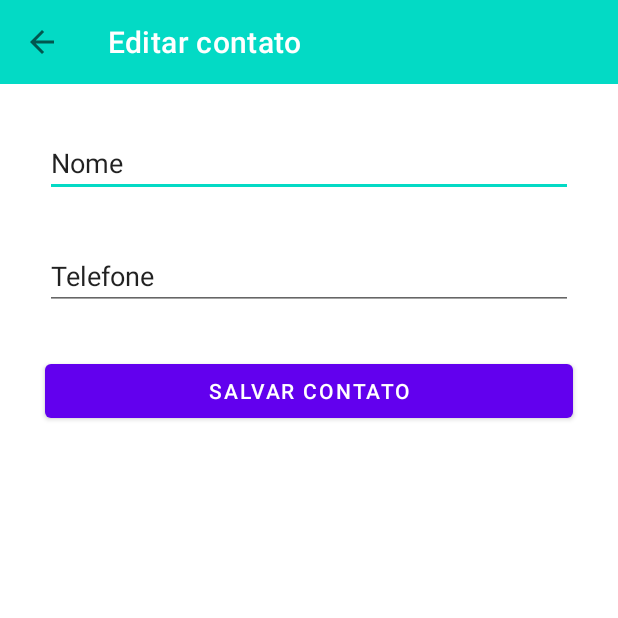
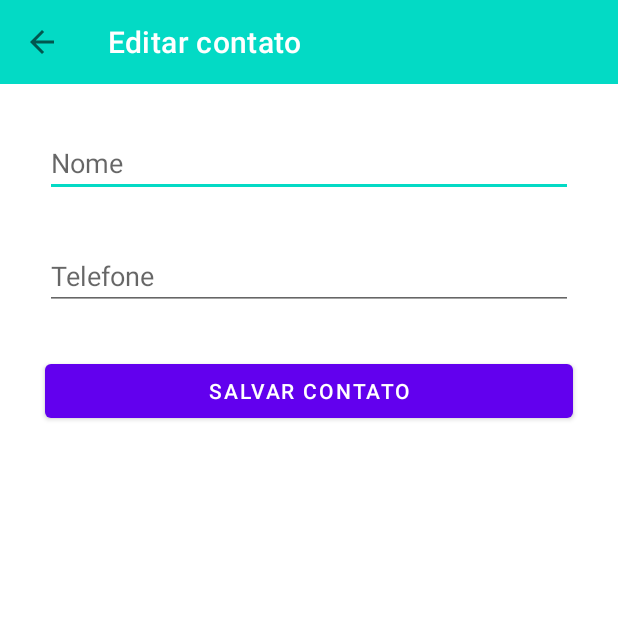
Before and after one commit to mludovico/android_sqlite_integration_native_kotlin, an Android app: the screen it shows after launch (ContactActivity), after a tap on an icon or button, on a phone screen of 412 x 824 dp, the top half of it. Run offline under Robolectric (Android 15) with nearby library versions, the phone set to English and light mode, and no system bars.

Commit message:
Created all CRUD features

```diff
--- a/app/src/main/java/br/com/mludovico/android_sqlite_integration_native_kotlin/feature/contact/ContactActivity.kt
+++ b/app/src/main/java/br/com/mludovico/android_sqlite_integration_native_kotlin/feature/contact/ContactActivity.kt
@@ -3,6 +3,7 @@ package br.com.mludovico.android_sqlite_integration_native_kotlin.feature.contac
 import android.os.Bundle
 import android.view.View
 import br.com.mludovico.android_sqlite_integration_native_kotlin.R
+import br.com.mludovico.android_sqlite_integration_native_kotlin.application.ContactApplication
 import br.com.mludovico.android_sqlite_integration_native_kotlin.bases.BaseActivity
 import br.com.mludovico.android_sqlite_integration_native_kotlin.feature.contactlist.model.ContactsVO
 import br.com.mludovico.android_sqlite_integration_native_kotlin.singleton.ContactSingleton
@@ -10,7 +11,7 @@ import kotlinx.android.synthetic.main.activity_contato.*
 
 class ContactActivity: BaseActivity() {
 
-    var index: Int = -1
+    var contactId: Int = -1
 
     override fun onCreate(savedInstanceState: Bundle?) {
         super.onCreate(savedInstanceState)
@@ -22,34 +23,36 @@ class ContactActivity: BaseActivity() {
     }
 
     private fun setupContato() {
-        index = intent.getIntExtra("index", -1)
-        if (index < 0){
+        contactId = intent.getIntExtra("index", -1)
+        if (contactId < 0){
             deleteButton.visibility = View.GONE
             return
         }
-        nameEdit.setText(ContactSingleton.lista[index].name)
-        phoneEdit.setText(ContactSingleton.lista[index].phone)
+        var list = ContactApplication.instance.helperDB?.searchContacts("$contactId", true) ?: return
+        var contact = list.firstOrNull() ?: return
+        nameEdit.setText(contact.name)
+        phoneEdit.setText(contact.phone)
     }
 
     private fun onSaveHandler() {
         val name: String = nameEdit.text.toString()
         val phone: String = phoneEdit.text.toString()
         val contact = ContactsVO(
-            0,
+            contactId,
             name,
             phone
         )
-        if (index == -1) {
-            ContactSingleton.lista.add(contact)
+        if (contactId == -1) {
+            ContactApplication.instance.helperDB?.createContact(contact)
         } else {
-            ContactSingleton.lista.set(index, contact)
+            ContactApplication.instance.helperDB?.updateContact(contact)
         }
         finish()
     }
 
     private fun onDeleteHandler() {
-        if (index >= 0) {
-            ContactSingleton.lista.removeAt(index)
+        if (contactId >= 0) {
+            ContactApplication.instance.helperDB?.removeContact(contactId)
             finish()
         }
     }
--- a/app/src/main/java/br/com/mludovico/android_sqlite_integration_native_kotlin/feature/contactlist/MainActivity.kt
+++ b/app/src/main/java/br/com/mludovico/android_sqlite_integration_native_kotlin/feature/contactlist/MainActivity.kt
@@ -22,24 +22,21 @@ class MainActivity : BaseActivity() {
     override fun onCreate(savedInstanceState: Bundle?) {
         super.onCreate(savedInstanceState)
         setContentView(R.layout.activity_main)
-        generateContactList()
         setupToolBar(toolBar, getString(R.string.home_title), false)
         setupRecyclerView()
-        setuOnClickListeners()
+        setupOnClickListeners()
     }
 
     override fun onResume() {
         super.onResume()
-        adapter?.notifyDataSetChanged()
+        onSearchHandler()
     }
 
     private fun setupRecyclerView() {
         recyclerView.layoutManager = LinearLayoutManager(this)
-        adapter = ContactAdapter(this, ContactSingleton.lista) {onClickRecyclerViewItem(it)}
-        recyclerView.adapter = adapter
     }
 
-    private fun setuOnClickListeners() {
+    private fun setupOnClickListeners() {
         addButton.setOnClickListener { onAddHandler() }
         searchEdit.setOnEditorActionListener { _, _, _ -> onSearchHandler() }
         searchButton.setOnClickListener { onSearchHandler() }
@@ -58,22 +55,17 @@ class MainActivity : BaseActivity() {
 
     private fun onSearchHandler(): Boolean {
         val query = searchEdit.text.toString()
-        var filteredList: List<ContactsVO> = ContactSingleton.lista
+        var filteredList: List<ContactsVO> = listOf()
         try {
             filteredList =
                 ContactApplication.instance.helperDB?.searchContacts(query) ?: mutableListOf()
         } catch (ex: Exception) {
             Log.e("Helper", ex.message ?: "unknown")
         }
-        adapter = ContactAdapter(this, filteredList) { onClickRecyclerViewItem(it)}
+        adapter = ContactAdapter(this, filteredList) { onClickRecyclerViewItem(it) }
         recyclerView.adapter = adapter
         Toast.makeText(this, "Buscando por $query", Toast.LENGTH_SHORT).show()
         return true
     }
 
-    private fun generateContactList() {
-        ContactSingleton.lista.add(ContactsVO(1, "Fulano", "(19) 963257441"))
-        ContactSingleton.lista.add(ContactsVO(2, "Beltrano", "(19) 697786"))
-        ContactSingleton.lista.add(ContactsVO(3, "Ciclano", "(19) 6987523"))
-    }
 }
--- a/app/src/main/java/br/com/mludovico/android_sqlite_integration_native_kotlin/feature/contactlist/adapter/ContactAdapter.kt
+++ b/app/src/main/java/br/com/mludovico/android_sqlite_integration_native_kotlin/feature/contactlist/adapter/ContactAdapter.kt
@@ -24,7 +24,7 @@ class ContactAdapter(
         with(holder.itemView) {
             nameText.text = contact.name
             phoneText.text = contact.phone
-            contactItem.setOnClickListener { onClick(position) }
+            contactItem.setOnClickListener { onClick(contact.id) }
         }
     }
 
--- a/app/src/main/java/br/com/mludovico/android_sqlite_integration_native_kotlin/helpers/HelperDB.kt
+++ b/app/src/main/java/br/com/mludovico/android_sqlite_integration_native_kotlin/helpers/HelperDB.kt
@@ -1,5 +1,6 @@
 package br.com.mludovico.android_sqlite_integration_native_kotlin.helpers
 
+import android.content.ContentValues
 import android.content.Context
 import android.database.sqlite.SQLiteDatabase
 import android.database.sqlite.SQLiteOpenHelper
@@ -18,10 +19,10 @@ class HelperDB(
     val COLUMN_NAME = "name"
     val COLUMN_PHONE = "phone"
     val DROP_TABLE = "DROP TABLE IF EXISTS $TABLE_NAME"
-    val CREATE_TABLE = "CREATE TABLE $TABLE_NAME (" +
+    val CREATE_TABLE = "CREATE TABLE IF NOT EXISTS $TABLE_NAME (" +
             "$COLUMN_ID INTEGER NOT NULL," +
             "$COLUMN_NAME TEXT NOT NULL," +
-            "$COLUMN_PHONE TEXT NOT NULL" +
+            "$COLUMN_PHONE TEXT NOT NULL," +
             " " +
             "PRIMARY KEY ($COLUMN_ID AUTOINCREMENT)" +
             ");"
@@ -38,19 +39,57 @@ class HelperDB(
         onCreate(db)
     }
 
-    fun searchContacts(query: String): List<ContactsVO> {
+    fun searchContacts(query: String, isSearchById: Boolean = false): List<ContactsVO> {
         val db = readableDatabase?: return mutableListOf()
-        var list: MutableList<ContactsVO> = mutableListOf<ContactsVO>()
-        val sql = "SELECT * FROM $TABLE_NAME"
-        var cursor = db.rawQuery(sql, arrayOf()) ?: return mutableListOf()
+        val list: MutableList<ContactsVO> = mutableListOf()
+        val where: String?
+        var queryClause: Array<String> = arrayOf()
+        if (isSearchById){
+            where = "$COLUMN_ID = ?"
+            queryClause = arrayOf(query)
+        } else {
+            where = "$COLUMN_NAME LIKE ?"
+            queryClause = arrayOf("%$query%")
+        }
+        val cursor = db.query(TABLE_NAME, null, where, queryClause, null, null, null) ?: return mutableListOf()
+        if(cursor == null) {
+            db.close()
+            return list
+        }
         while (cursor.moveToNext()) {
-            var contact = ContactsVO(
+            val contact = ContactsVO(
                 cursor.getInt(cursor.getColumnIndex(COLUMN_ID)),
                 cursor.getString(cursor.getColumnIndex(COLUMN_NAME)),
                 cursor.getString(cursor.getColumnIndex(COLUMN_PHONE))
             )
             list.add(contact)
         }
+        db.close()
         return list
     }
+
+    fun createContact(contact: ContactsVO) {
+        val db = writableDatabase?: return
+        val content = ContentValues()
+        content.put(COLUMN_NAME, contact.name)
+        content.put(COLUMN_PHONE, contact.phone)
+        db.insert(TABLE_NAME, null, content)
+        db.close()
+    }
+
+    fun removeContact(id: Int) {
+        val db = writableDatabase ?: return
+        val sql = "DELETE FROM $TABLE_NAME WHERE $COLUMN_ID = ?"
+        val queryClause = arrayOf(id.toString())
+        db.execSQL(sql, queryClause)
+        db.close()
+    }
+
+    fun updateContact(contact: ContactsVO) {
+        val db = writableDatabase ?: return
+        val sql = "UPDATE $TABLE_NAME SET $COLUMN_NAME = ?, $COLUMN_PHONE =  ? WHERE $COLUMN_ID = ?"
+        val queryClause = arrayOf(contact.name, contact.phone, contact.id)
+        db.execSQL(sql, queryClause)
+        db.close()
+    }
 }
--- a/app/src/main/res/layout/activity_contato.xml
+++ b/app/src/main/res/layout/activity_contato.xml
@@ -26,7 +26,7 @@
         android:layout_marginRight="30dp"
         android:ems="10"
         android:inputType="textPersonName"
-        android:text="@string/edit_name_hint"
+        android:hint="@string/edit_name_hint"
         app:layout_constraintEnd_toEndOf="parent"
         app:layout_constraintStart_toStartOf="parent"
         app:layout_constraintTop_toBottomOf="@+id/toolBar" />
@@ -38,7 +38,7 @@
         android:layout_marginTop="30dp"
         android:ems="10"
         android:inputType="phone"
-        android:text="@string/edit_phone_hint"
+        android:hint="@string/edit_phone_hint"
         app:layout_constraintEnd_toEndOf="@+id/nameEdit"
         app:layout_constraintStart_toStartOf="@+id/nameEdit"
         app:layout_constraintTop_toBottomOf="@+id/nameEdit" />
```
